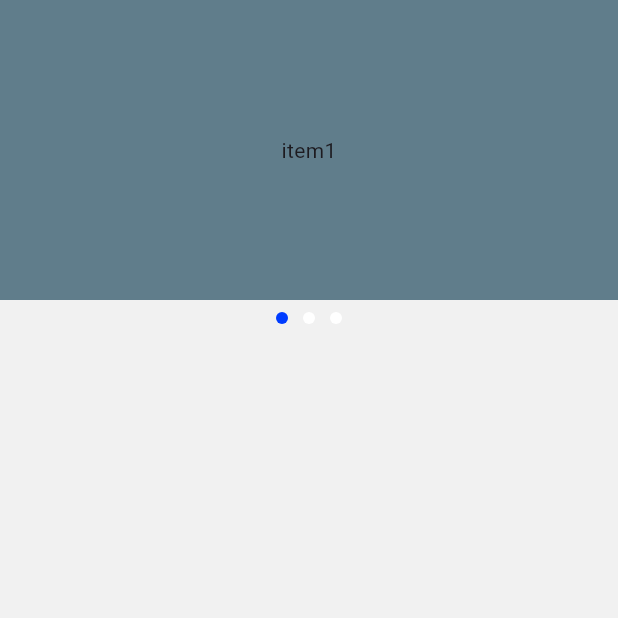
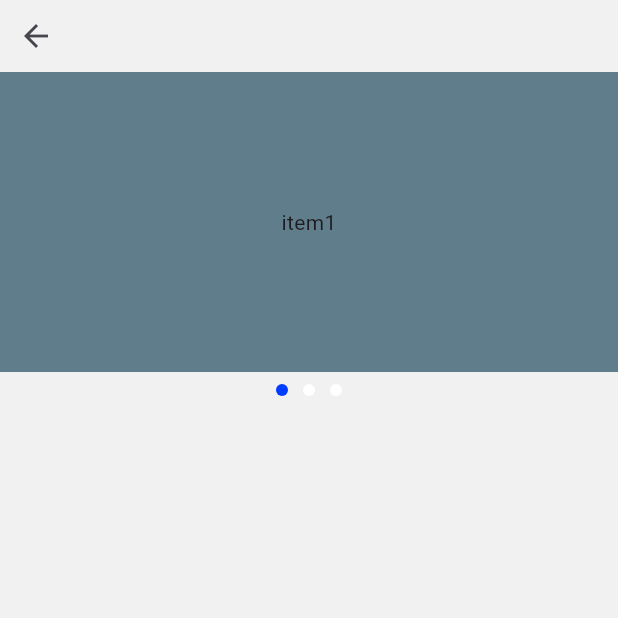
Before and after one commit to PechPanupong/minor_flutter, a Flutter app: the ItemDetail screen opened directly, on a phone screen of 412 x 824 dp, the top half of it. Run offline on Flutter 3.47's test engine with Material 2 defaults, Android fonts, the phone set to English and light mode, and no system bars; drawn by our look-alikes of carousel_slider.

Commit message:
Update item_detail.dart

```diff
--- a/lib/pages/categories/item/item_detail.dart
+++ b/lib/pages/categories/item/item_detail.dart
@@ -8,7 +8,10 @@ class ItemDetail extends StatelessWidget {
   @override
   Widget build(BuildContext context) {
     return Scaffold(
-      body: Column(children: [
+      body: Column(crossAxisAlignment: CrossAxisAlignment.start, children: [
+        IconButton(
+            onPressed: () => Navigator.of(context).pop(),
+            icon: Icon(Icons.arrow_back)),
         Carousel(height: 200, children: [
           Container(
             width: double.infinity,
```
